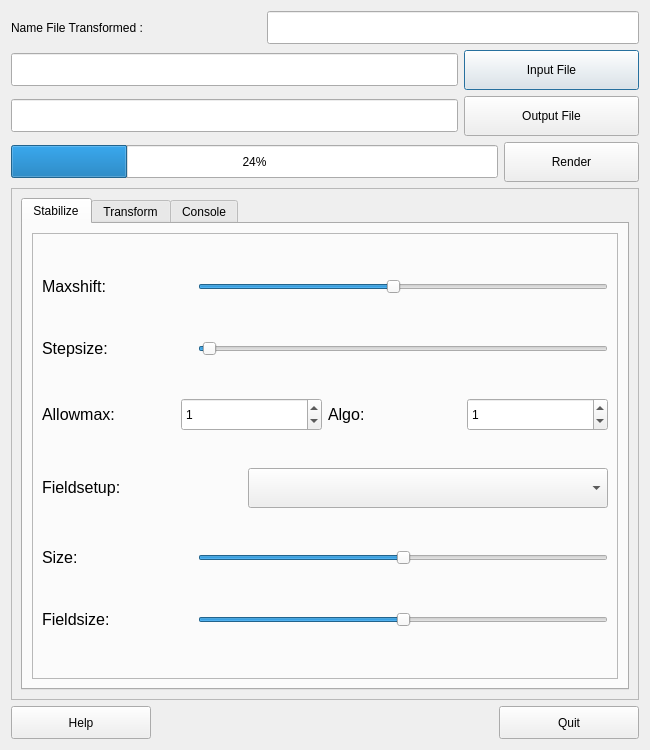
The window that estabilize/estabilize.ui (olielvewen/Mockups) describes before a commit, drawn with Qt 5.
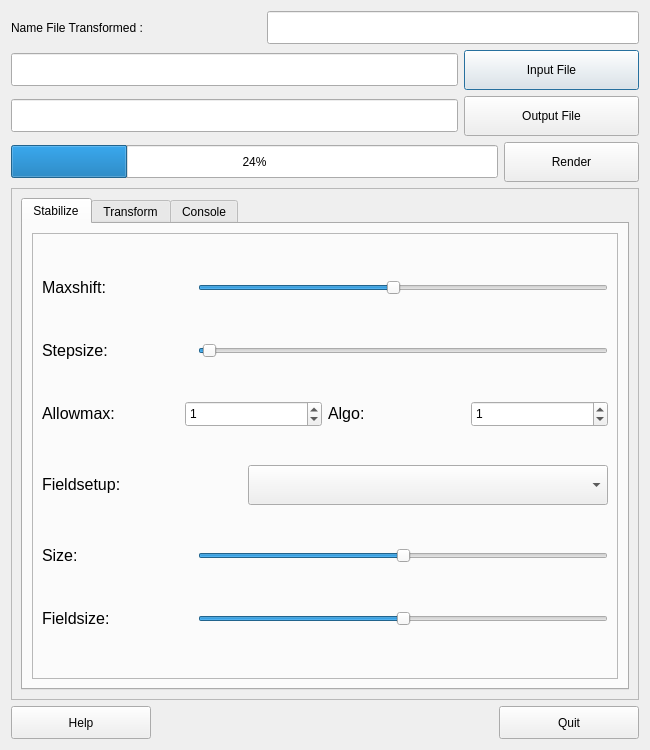
The same window after the commit. Icons and pictures are not drawn.

What changed in the file:
```diff
--- a/estabilize/estabilize.ui
+++ b/estabilize/estabilize.ui
@@ -285,8 +285,8 @@
                 <widget class="QSpinBox" name="spinBox">
                  <property name="minimumSize">
                   <size>
-                   <width>141</width>
-                   <height>33</height>
+                   <width>78</width>
+                   <height>26</height>
                   </size>
                  </property>
                  <property name="value">
@@ -311,8 +311,8 @@
                 <widget class="QSpinBox" name="spinBox_2">
                  <property name="minimumSize">
                   <size>
-                   <width>141</width>
-                   <height>33</height>
+                   <width>78</width>
+                   <height>26</height>
                   </size>
                  </property>
                  <property name="value">
```
